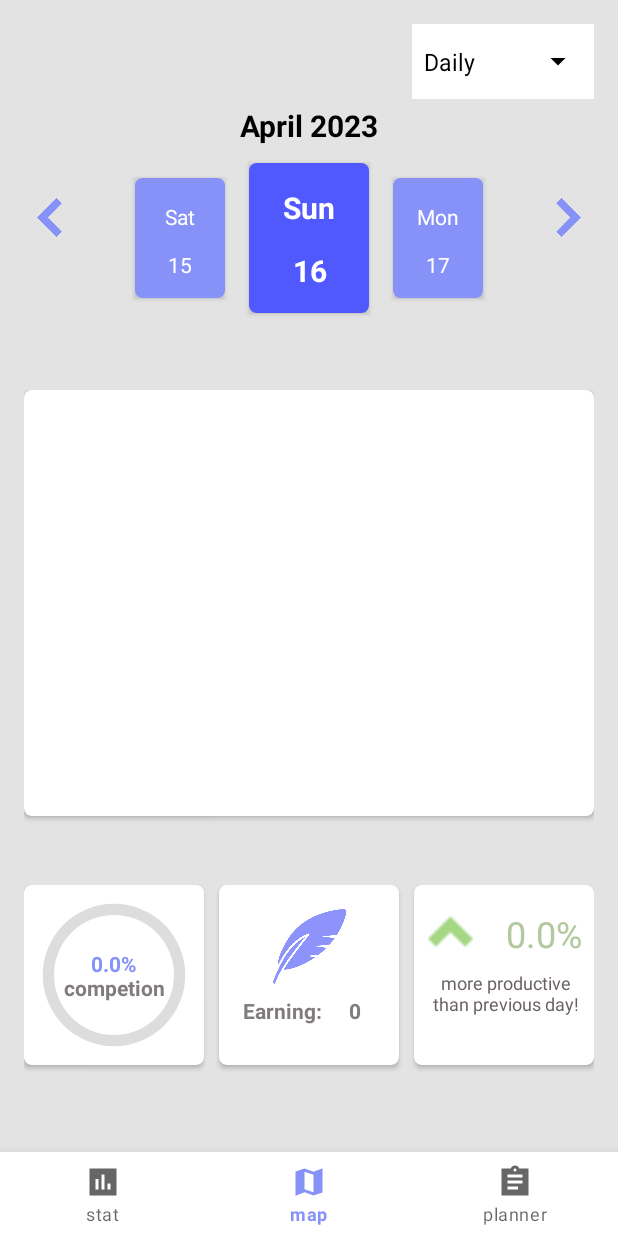
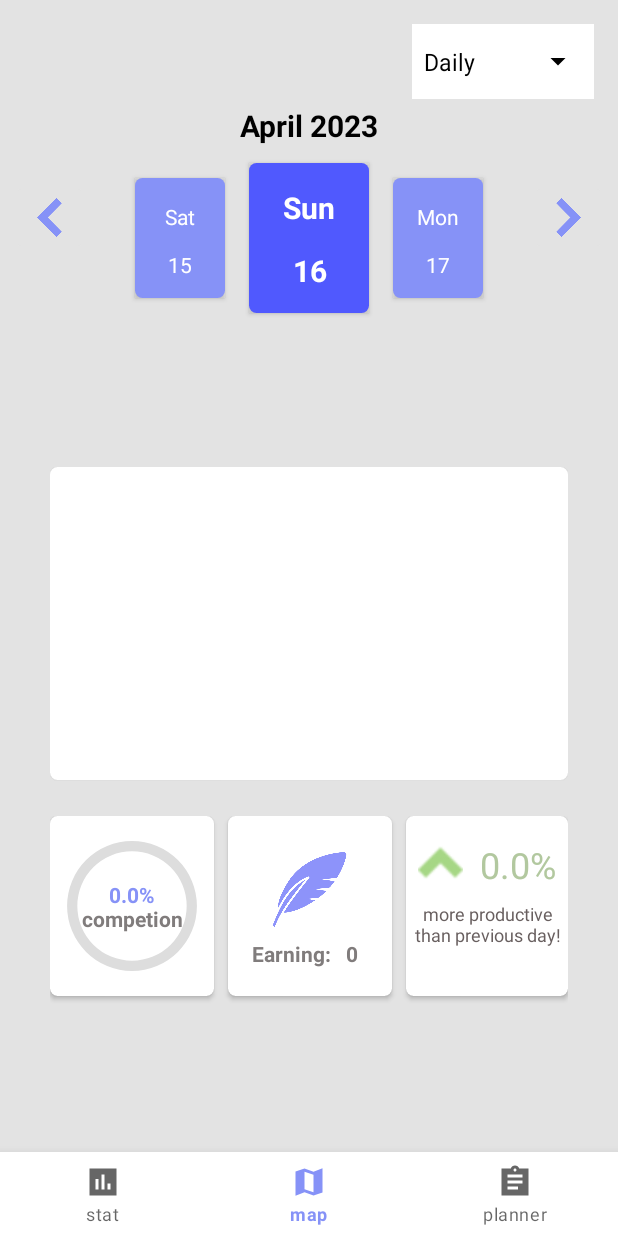
Before and after one commit to jhu-cs-uima-sp23/TeamC-EarlyJay, an Android app: the fragment Stat_frag placed in its activity, on a phone screen of 412 x 824 dp. Run offline under Robolectric (Android 15) with nearby library versions, the phone set to English and light mode, and no system bars; our stand-ins replace Firebase (no records; nobody signed in at launch, a user with empty details on screens opened directly); libraries missing offline, so code that uses them is left out: com.github.mikephil.charting, me.tankery.lib; Roboto replaces fonts that are not available here; 50 statements that could not run were skipped.

Commit message:
stat-> change color of bars and layout

```diff
--- a/app/src/main/java/com/example/empty/Stat_frag.java
+++ b/app/src/main/java/com/example/empty/Stat_frag.java
@@ -437,12 +437,12 @@ public class Stat_frag extends Fragment {
                 break;
         }
         entries.add(new BarEntry(0,(float)work_time,"Work")); // Work
-        entries.add(new BarEntry(1,(float)class_time,"Study")); // Study
-        entries.add(new BarEntry(2,(float)team_time,"Class")); // Class
+        entries.add(new BarEntry(1,(float)class_time,"Class")); // Study
+        entries.add(new BarEntry(2,(float)team_time,"Team")); // Class
         entries.add(new BarEntry(3,(float)sports_time,"Sports")); // Sports
 
         BarDataSet barDataSet = new BarDataSet(entries, "");
-        int[] colors = new int[] {Color.CYAN, Color.BLUE, Color.GRAY, Color.BLACK};
+        int[] colors = new int[] {Color.RED, Color.parseColor("#fab728"), Color.parseColor("#82cc58"), Color.parseColor("#69d9f5")};
         barDataSet.setColors(colors);
 
         barDataSet.setValueFormatter(new ValueFormatter() {
--- a/app/src/main/res/layout/fragment_stat.xml
+++ b/app/src/main/res/layout/fragment_stat.xml
@@ -34,8 +34,8 @@
         app:layout_constraintTop_toTopOf="parent" />
 
     <LinearLayout
-        android:layout_width="0dp"
-        android:layout_height="0dp"
+        android:layout_width="345dp"
+        android:layout_height="382dp"
         android:layout_marginStart="16dp"
         android:layout_marginTop="260dp"
         android:layout_marginEnd="16dp"
@@ -62,8 +62,8 @@
 
                 <LinearLayout
                     android:id="@+id/containerForChart"
-                    android:layout_width="0dp"
-                    android:layout_height="0dp"
+                    android:layout_width="305dp"
+                    android:layout_height="193dp"
                     android:layout_marginStart="8dp"
                     android:layout_marginTop="8dp"
                     android:layout_marginEnd="8dp"
@@ -82,12 +82,12 @@
 
         <Space
             android:layout_width="match_parent"
-            android:layout_height="30dp"
+            android:layout_height="15dp"
             android:layout_weight="0.1" />
 
         <LinearLayout
             android:layout_width="match_parent"
-            android:layout_height="wrap_content"
+            android:layout_height="131dp"
             android:layout_weight="0.2"
             android:orientation="horizontal"
             app:layout_constraintDimensionRatio="4:1">
@@ -178,9 +178,10 @@
                         android:id="@+id/imageView6"
                         android:layout_width="50dp"
                         android:layout_height="50dp"
-                        android:layout_marginTop="16dp"
+                        android:layout_marginTop="24dp"
                         android:src="@drawable/feather_512"
                         app:layout_constraintEnd_toEndOf="parent"
+                        app:layout_constraintHorizontal_bias="0.491"
                         app:layout_constraintStart_toStartOf="parent"
                         app:layout_constraintTop_toTopOf="parent" />
 
@@ -206,6 +207,7 @@
                         android:textColor="#807C7C"
                         android:textStyle="bold"
                         app:layout_constraintEnd_toEndOf="parent"
+                        app:layout_constraintHorizontal_bias="0.416"
                         app:layout_constraintStart_toEndOf="@+id/earning"
                         app:layout_constraintTop_toBottomOf="@+id/imageView6" />
                 </androidx.constraintlayout.widget.ConstraintLayout>
```
